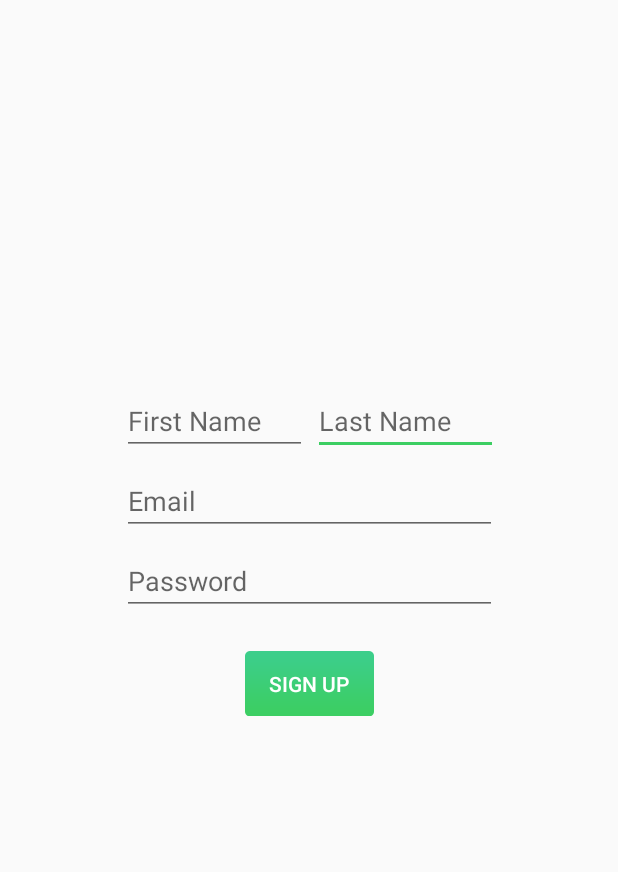
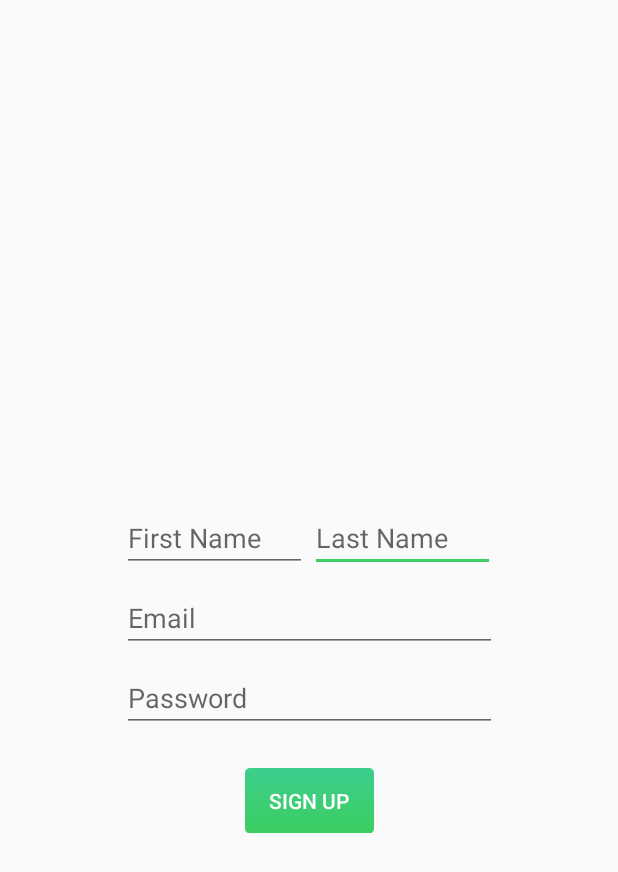
Before and after one commit to ryanbey/Morssenger, an Android app: the SignUpActivity screen opened directly, with no data from a screen before it, on a phone screen of 412 x 824 dp. Shown: the top 872 px of the screen. Run offline under Robolectric (Android 15) with nearby library versions, the phone set to English and light mode, and no system bars.

Commit message:
finalized login and sign up layouts

```diff
--- a/app/src/main/res/layout/activity_login.xml
+++ b/app/src/main/res/layout/activity_login.xml
@@ -22,11 +22,10 @@
         android:id="@+id/sign_in_logo"
         android:layout_width="133dp"
         android:layout_height="113dp"
-        android:layout_marginTop="220dp"
+        app:layout_constraintBottom_toTopOf="@+id/et_new_email"
         app:layout_constraintEnd_toEndOf="parent"
         app:layout_constraintHorizontal_bias="0.5"
         app:layout_constraintStart_toStartOf="parent"
-        app:layout_constraintTop_toTopOf="parent"
         app:srcCompat="@drawable/morssenger_logo_green" />
 
     <EditText
@@ -36,10 +35,11 @@
         android:ems="10"
         android:hint="Email"
         android:inputType="textPersonName"
+        app:layout_constraintBottom_toBottomOf="parent"
         app:layout_constraintEnd_toEndOf="parent"
-        app:layout_constraintHorizontal_bias="0.496"
+        app:layout_constraintHorizontal_bias="0.5"
         app:layout_constraintStart_toStartOf="parent"
-        app:layout_constraintTop_toBottomOf="@+id/sign_in_logo" />
+        app:layout_constraintTop_toTopOf="parent" />
 
     <Button
         android:id="@+id/button_login"
--- a/app/src/main/res/layout/activity_sign_up.xml
+++ b/app/src/main/res/layout/activity_sign_up.xml
@@ -14,49 +14,45 @@
         android:background="@drawable/morssenger_sign_in_button_bg"
         android:text="SIGN UP"
         android:textColor="@android:color/background_light"
-        app:layout_constraintEnd_toEndOf="@+id/et_new_password"
+        app:layout_constraintEnd_toEndOf="parent"
         app:layout_constraintHorizontal_bias="0.5"
-        app:layout_constraintStart_toStartOf="@+id/et_new_password"
+        app:layout_constraintStart_toStartOf="parent"
         app:layout_constraintTop_toBottomOf="@+id/et_new_password" />
 
     <EditText
         android:id="@+id/et_last_name"
         android:layout_width="123dp"
         android:layout_height="wrap_content"
-        android:layout_marginStart="4dp"
+        android:layout_marginStart="2dp"
         android:ems="10"
         android:hint="Last Name"
         android:inputType="textPersonName"
-        app:layout_constraintBottom_toBottomOf="@+id/et_first_name"
         app:layout_constraintStart_toEndOf="@+id/et_first_name"
-        app:layout_constraintTop_toTopOf="@+id/et_first_name"
-        app:layout_constraintVertical_bias="0.0" />
+        app:layout_constraintTop_toTopOf="@+id/et_first_name" />
 
     <EditText
         android:id="@+id/et_first_name"
         android:layout_width="123dp"
         android:layout_height="wrap_content"
-        android:layout_marginTop="250dp"
+        android:layout_marginBottom="8dp"
         android:ems="10"
         android:hint="First Name"
         android:inputType="textPersonName"
         app:layout_constraintBottom_toTopOf="@+id/et_new_email"
-        app:layout_constraintStart_toStartOf="@+id/et_new_email"
-        app:layout_constraintTop_toTopOf="parent" />
+        app:layout_constraintStart_toStartOf="@+id/et_new_email" />
 
     <EditText
         android:id="@+id/et_new_email"
         android:layout_width="250dp"
         android:layout_height="wrap_content"
-        android:layout_marginTop="8dp"
         android:ems="10"
         android:hint="Email"
         android:inputType="textPersonName"
-        app:layout_constraintBottom_toTopOf="@+id/et_new_password"
+        app:layout_constraintBottom_toBottomOf="parent"
         app:layout_constraintEnd_toEndOf="parent"
         app:layout_constraintHorizontal_bias="0.5"
         app:layout_constraintStart_toStartOf="parent"
-        app:layout_constraintTop_toBottomOf="@+id/et_last_name" />
+        app:layout_constraintTop_toTopOf="parent" />
 
     <EditText
         android:id="@+id/et_new_password"
@@ -66,9 +62,6 @@
         android:ems="10"
         android:hint="Password"
         android:inputType="textPersonName"
-        app:layout_constraintBottom_toTopOf="@+id/button_sign_up3"
-        app:layout_constraintEnd_toEndOf="parent"
-        app:layout_constraintHorizontal_bias="0.5"
-        app:layout_constraintStart_toStartOf="parent"
+        app:layout_constraintStart_toStartOf="@+id/et_new_email"
         app:layout_constraintTop_toBottomOf="@+id/et_new_email" />
 </androidx.constraintlayout.widget.ConstraintLayout>
```
